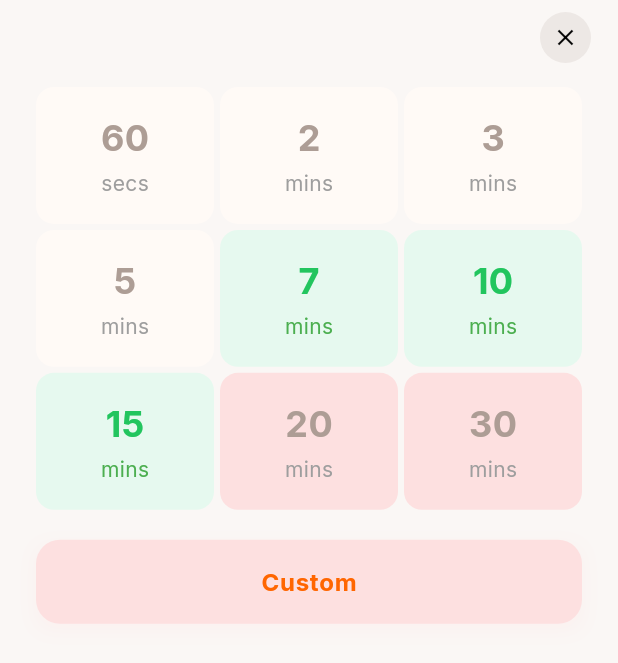
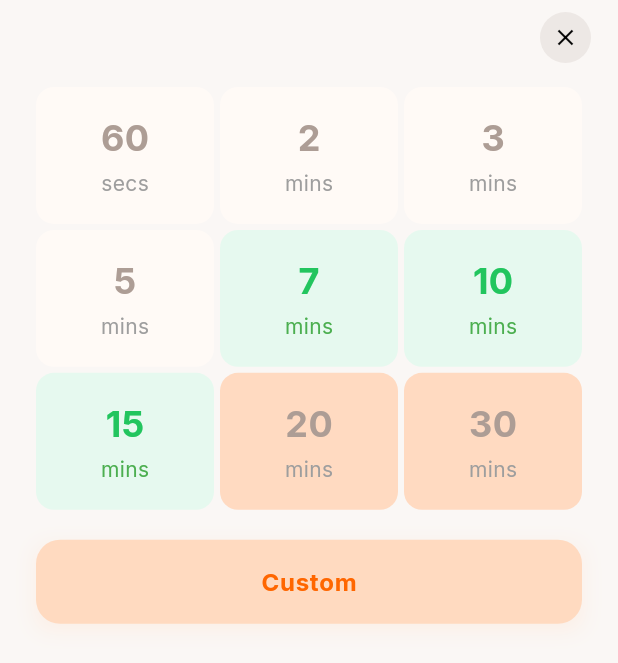
Before and after one commit to md-shahin-miah/flutter_order_manager, a Flutter app: the TimeSelectionSheet widget shown alone on an empty page, opened directly with empty values, on a phone screen of 412 x 824 dp. Shown: the top 663 px of the screen. Run offline on Flutter 3.47's test engine with Material 3 defaults, Android fonts, the phone set to English and light mode, and no system bars; our stand-ins replace flutter_riverpod, get_it, go_router, google_fonts, percent_indicator, sqflite; accounts and stored records are empty.

Commit message:
color pick

```diff
--- a/lib/core/theme/app_colors.dart
+++ b/lib/core/theme/app_colors.dart
@@ -13,12 +13,12 @@ class AppColors {
   static const surfaceLight = Color(0xFFFFFAF6);
   static const selectedSurface = Color(0xFFede8e5 );
   static const secondarySurfaceLight = Color(0xFFFEEADD);
-  static const secondarySurfaceLightBt = Color(0xFFFFE4D8);
-  static const secondarySurfaceLightDeep = Color(0xFFFDE0E0);
-  static const secondarySurface = Color(0xFFFAEBEB);
+  static const secondarySurfaceLightBt = Color(0xFFFFDAC1);
+  static const secondarySurfaceLightDeep = Color(0xFFFFDAC0);
+  static const secondarySurface = Color(0xFFFDEBDC);
 
   static const colorGreenLight = Color(0xFFE6F9EF);
-  static const colorGreenAccent = Color(0xFF21DEA4);
+  static const colorGreenAccent = Color(0xFF21DE2A);
 
   // Text Colors
   static const textPrimary = Color(0xFF1F2937);
--- a/lib/presentation/widgets/bottom_sheets/time_selection_sheet.dart
+++ b/lib/presentation/widgets/bottom_sheets/time_selection_sheet.dart
@@ -62,8 +62,8 @@ class TimeSelectionSheet extends StatelessWidget {
                       _buildTimeOption('7', 'mins', AppColors.colorGreenLight, order.id!),
                       _buildTimeOption('10', 'mins', AppColors.colorGreenLight, order.id!),
                       _buildTimeOption('15', 'mins', AppColors.colorGreenLight, order.id!),
-                      _buildTimeOption('20', 'mins', AppColors.secondarySurfaceLightDeep, order.id!),
-                      _buildTimeOption('30', 'mins', AppColors.secondarySurfaceLightDeep, order.id!),
+                      _buildTimeOption('20', 'mins', AppColors.secondarySurfaceLightBt, order.id!),
+                      _buildTimeOption('30', 'mins', AppColors.secondarySurfaceLightBt, order.id!),
                     ],
                   ),
                   SizedBox(
```
